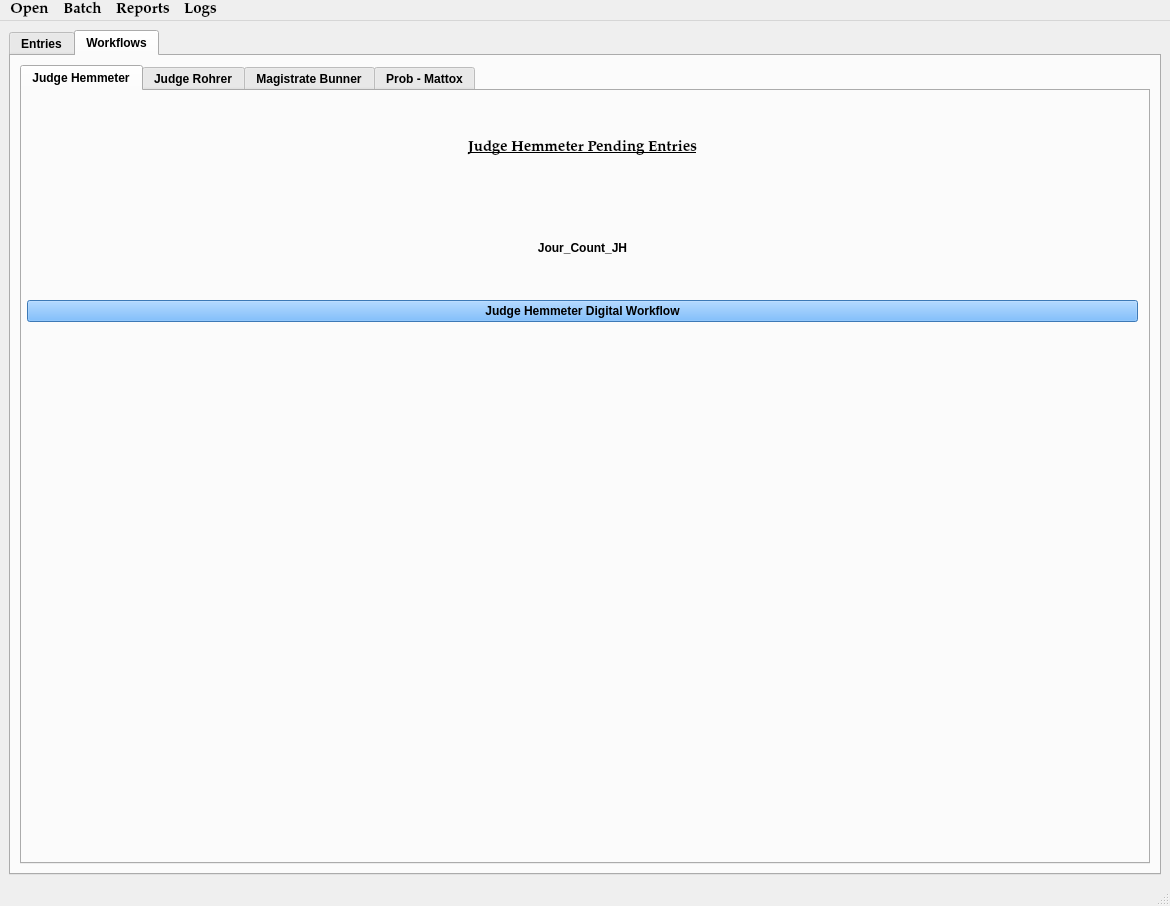
First picture: the form in munientry/views/ui/MainWindow.ui, repository HunterProgram22/MuniEntry, before the edit.
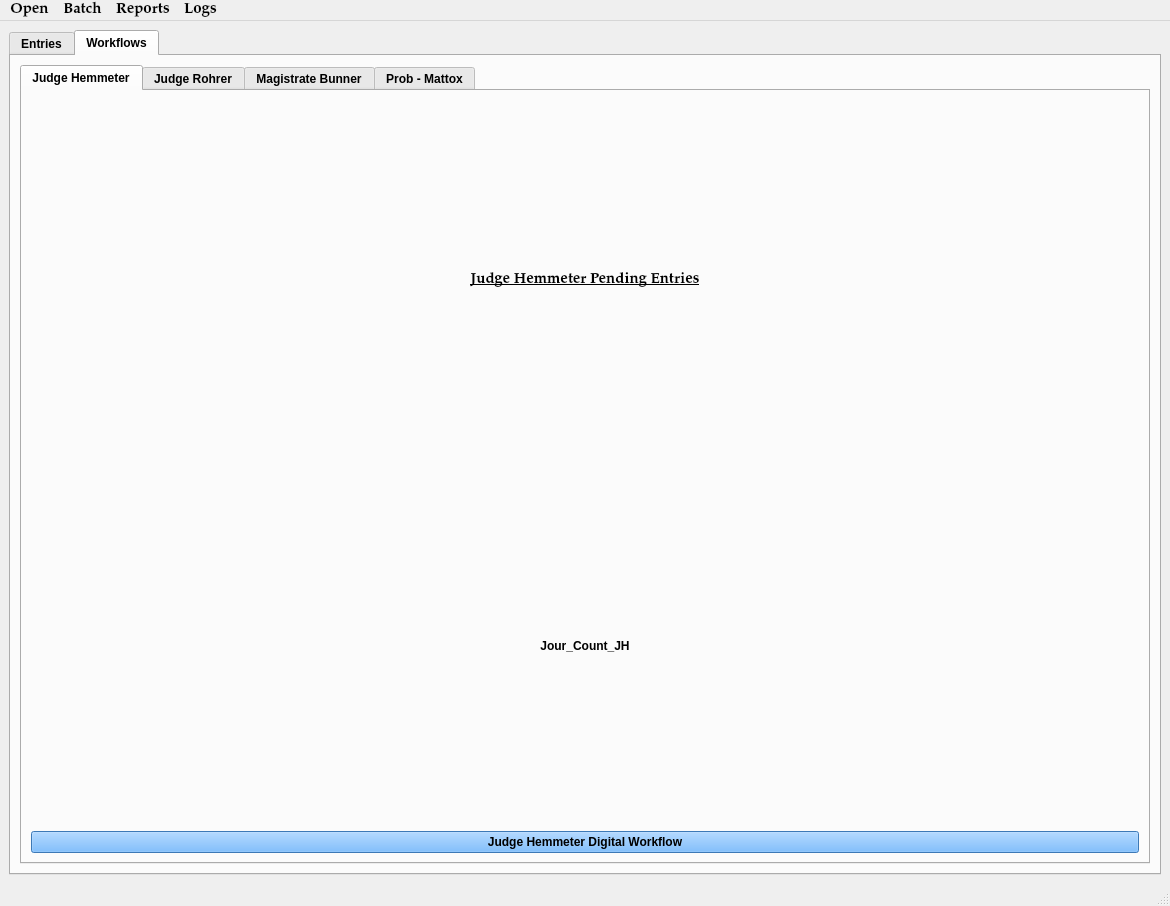
Second picture: the form after the edit. The open tabs and pages were chosen to show the change. Custom widgets are drawn as their Qt base class.

```diff
--- a/munientry/views/ui/MainWindow.ui
+++ b/munientry/views/ui/MainWindow.ui
@@ -1279,15 +1279,8 @@
            <attribute name="title">
             <string>Judge Hemmeter</string>
            </attribute>
-           <widget class="QWidget" name="">
-            <property name="geometry">
-             <rect>
-              <x>5</x>
-              <y>10</y>
-              <width>1111</width>
-              <height>221</height>
-             </rect>
-            </property>
+           <layout class="QGridLayout" name="gridLayout_26">
+            <item row="0" column="0">
             <layout class="QGridLayout" name="gridLayout_18">
              <item row="0" column="0">
               <widget class="QLabel" name="label_17">
@@ -1330,7 +1323,8 @@
               </widget>
              </item>
             </layout>
-           </widget>
+            </item>
+           </layout>
           </widget>
           <widget class="QWidget" name="rohrer_tab">
            <attribute name="title">
```
Left out of the diff: 46 changed lines with no effect on the pictures. Lines whose indentation alone changed are shown as unchanged.
